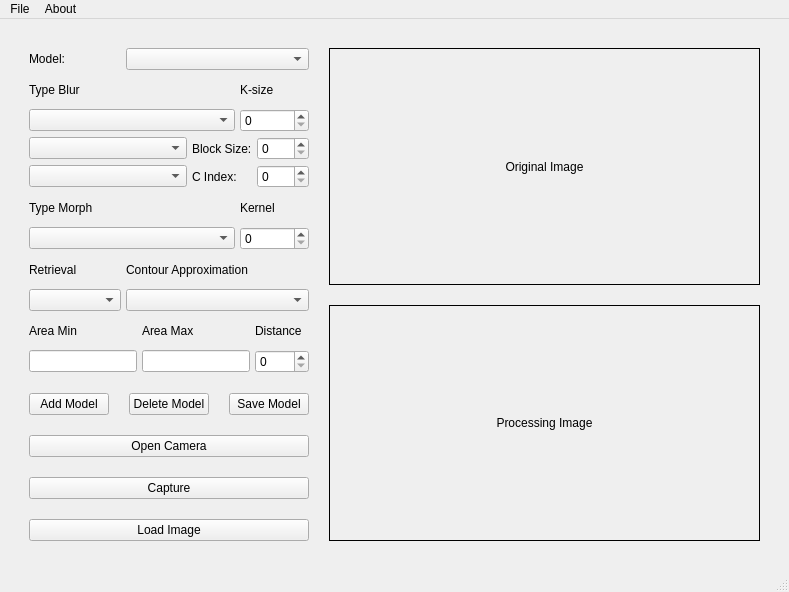
Before: the Qt Designer form src/gui/MainWindowUI.ui in vananh2606/VisionProcessingImage, drawn with Qt 5.
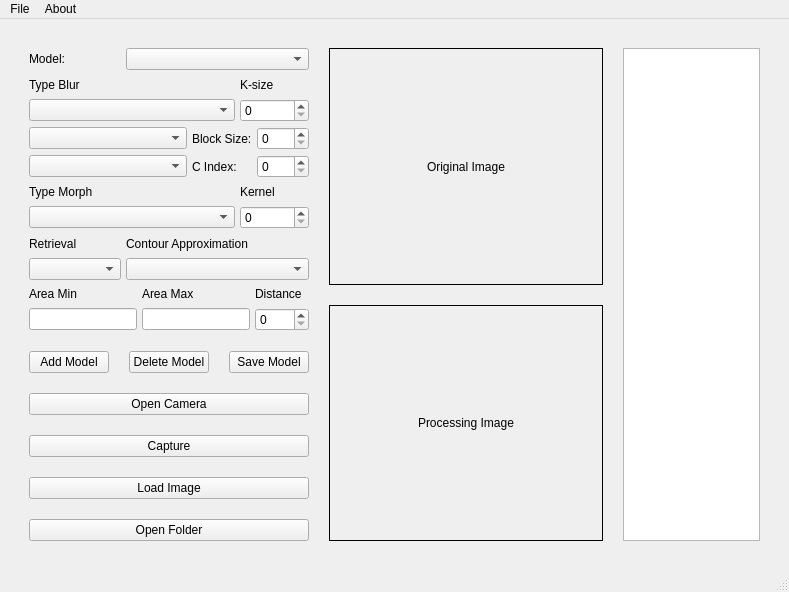
After: the same form once the commit is applied.

Commit message: Add Open Folder

```diff
--- a/src/gui/MainWindowUI.ui
+++ b/src/gui/MainWindowUI.ui
@@ -16,7 +16,7 @@
   <widget class="QWidget" name="centralwidget">
    <layout class="QHBoxLayout" name="horizontalLayout">
     <item>
-     <layout class="QHBoxLayout" name="TeachingLayout" stretch="1,2">
+     <layout class="QHBoxLayout" name="TeachingLayout" stretch="1,2,1">
       <property name="spacing">
        <number>20</number>
       </property>
@@ -255,6 +255,13 @@
             </property>
            </widget>
           </item>
+          <item>
+           <widget class="QPushButton" name="OpenFolder">
+            <property name="text">
+             <string>Open Folder</string>
+            </property>
+           </widget>
+          </item>
          </layout>
         </item>
        </layout>
@@ -295,6 +302,13 @@
         </item>
        </layout>
       </item>
+      <item>
+       <layout class="QVBoxLayout" name="ListFile">
+        <item>
+         <widget class="QListWidget" name="listWidgetFile"/>
+        </item>
+       </layout>
+      </item>
      </layout>
     </item>
    </layout>
```
The commit also changes 10 other files.
